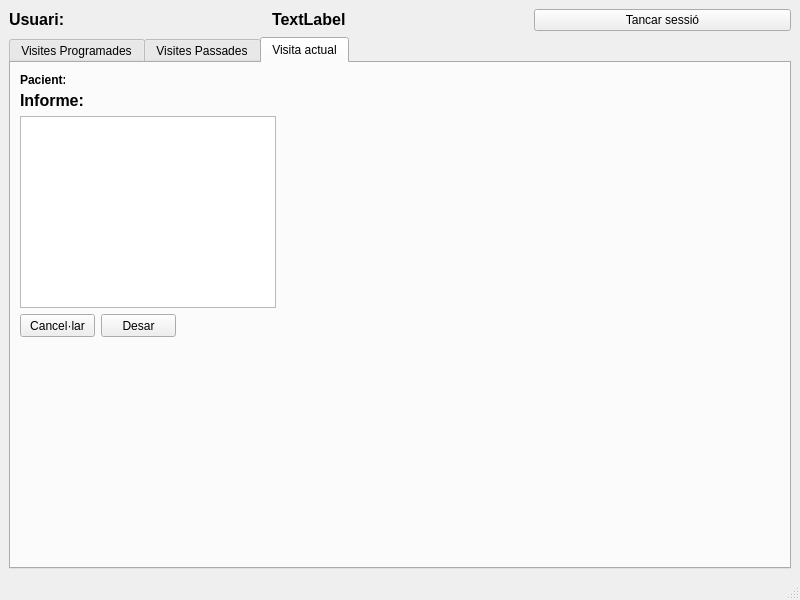
Above: ferrer_carles/metge.ui from cferrermunoz/VisitApp before the change. Below: the same form after it.
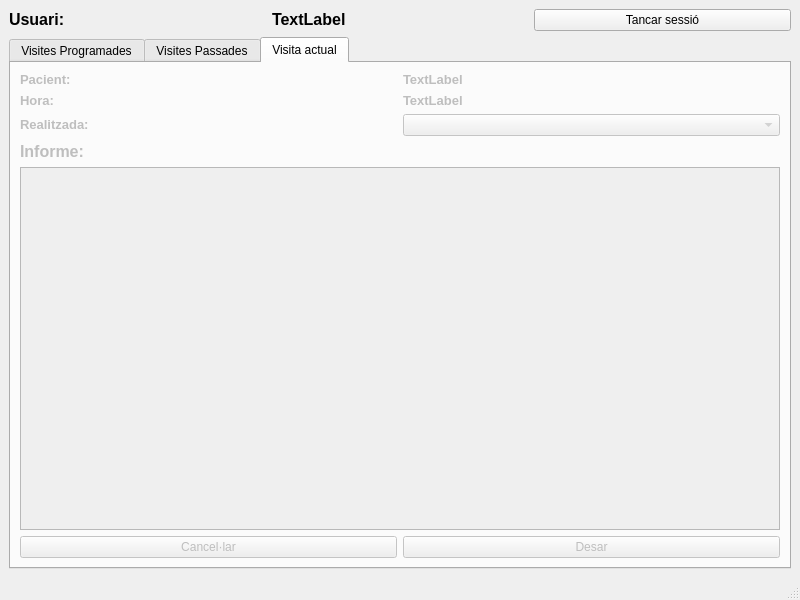
That is the form after the change. The open tabs and pages were chosen to show the change.

Diff of the .ui file:
```diff
--- a/ferrer_carles/metge.ui
+++ b/ferrer_carles/metge.ui
@@ -15,10 +15,31 @@
   </property>
   <widget class="QWidget" name="centralwidget">
    <layout class="QGridLayout" name="gridLayout_2">
+    <item row="0" column="1">
+     <widget class="QLabel" name="txbUser">
+      <property name="text">
+       <string>&lt;html&gt;&lt;head/&gt;&lt;body&gt;&lt;p&gt;&lt;span style=&quot; font-size:12pt; font-weight:600;&quot;&gt;TextLabel&lt;/span&gt;&lt;/p&gt;&lt;/body&gt;&lt;/html&gt;</string>
+      </property>
+     </widget>
+    </item>
+    <item row="0" column="2">
+     <widget class="QPushButton" name="btnTancarSessio">
+      <property name="text">
+       <string>Tancar sessió</string>
+      </property>
+     </widget>
+    </item>
+    <item row="0" column="0">
+     <widget class="QLabel" name="label_5">
+      <property name="text">
+       <string>&lt;html&gt;&lt;head/&gt;&lt;body&gt;&lt;p&gt;&lt;span style=&quot; font-size:12pt; font-weight:600;&quot;&gt;Usuari:&lt;/span&gt;&lt;/p&gt;&lt;/body&gt;&lt;/html&gt;</string>
+      </property>
+     </widget>
+    </item>
     <item row="1" column="0" colspan="3">
      <widget class="QTabWidget" name="tabWidget">
       <property name="currentIndex">
-       <number>2</number>
+       <number>0</number>
       </property>
       <widget class="QWidget" name="tab_1">
        <attribute name="title">
@@ -26,7 +47,11 @@
        </attribute>
        <layout class="QGridLayout" name="gridLayout">
         <item row="1" column="0">
-         <widget class="QTableWidget" name="twVProg"/>
+         <widget class="QTableWidget" name="twVProg">
+          <property name="editTriggers">
+           <set>QAbstractItemView::NoEditTriggers</set>
+          </property>
+         </widget>
         </item>
         <item row="0" column="0">
          <widget class="QLabel" name="label">
@@ -35,6 +60,13 @@
           </property>
          </widget>
         </item>
+        <item row="2" column="0">
+         <widget class="QPushButton" name="btnEdit">
+          <property name="text">
+           <string>Editar visita</string>
+          </property>
+         </widget>
+        </item>
        </layout>
       </widget>
       <widget class="QWidget" name="tab_2">
@@ -46,8 +78,8 @@
          <rect>
           <x>9</x>
           <y>9</y>
-          <width>134</width>
-          <height>19</height>
+          <width>171</width>
+          <height>21</height>
          </rect>
         </property>
         <property name="text">
@@ -58,108 +90,92 @@
         <property name="geometry">
          <rect>
           <x>9</x>
-          <y>34</y>
-          <width>771</width>
-          <height>491</height>
+          <y>44</y>
+          <width>751</width>
+          <height>441</height>
          </rect>
         </property>
+        <property name="editTriggers">
+         <set>QAbstractItemView::NoEditTriggers</set>
+        </property>
        </widget>
       </widget>
       <widget class="QWidget" name="tab_3">
+       <property name="enabled">
+        <bool>false</bool>
+       </property>
        <attribute name="title">
         <string>Visita actual</string>
        </attribute>
-       <widget class="QTextBrowser" name="textBrowser">
-        <property name="geometry">
-         <rect>
-          <x>9</x>
-          <y>53</y>
-          <width>256</width>
-          <height>192</height>
-         </rect>
-        </property>
-        <property name="html">
-         <string>&lt;!DOCTYPE HTML PUBLIC &quot;-//W3C//DTD HTML 4.0//EN&quot; &quot;http://www.w3.org/TR/REC-html40/strict.dtd&quot;&gt;
-&lt;html&gt;&lt;head&gt;&lt;meta name=&quot;qrichtext&quot; content=&quot;1&quot; /&gt;&lt;style type=&quot;text/css&quot;&gt;
-p, li { white-space: pre-wrap; }
-&lt;/style&gt;&lt;/head&gt;&lt;body style=&quot; font-family:'MS Shell Dlg 2'; font-size:8.25pt; font-weight:400; font-style:normal;&quot;&gt;
-&lt;p style=&quot;-qt-paragraph-type:empty; margin-top:0px; margin-bottom:0px; margin-left:0px; margin-right:0px; -qt-block-indent:0; text-indent:0px;&quot;&gt;&lt;br /&gt;&lt;/p&gt;&lt;/body&gt;&lt;/html&gt;</string>
-        </property>
-       </widget>
-       <widget class="QPushButton" name="btnDesar">
-        <property name="geometry">
-         <rect>
-          <x>90</x>
-          <y>251</y>
-          <width>75</width>
-          <height>23</height>
-         </rect>
-        </property>
+       <layout class="QGridLayout" name="gridLayout_3">
+        <item row="0" column="0">
+         <widget class="QLabel" name="label_3">
+          <property name="text">
+           <string>&lt;html&gt;&lt;head/&gt;&lt;body&gt;&lt;p&gt;&lt;span style=&quot; font-size:10pt; font-weight:600;&quot;&gt;Pacient:&lt;/span&gt;&lt;/p&gt;&lt;/body&gt;&lt;/html&gt;</string>
+          </property>
+         </widget>
+        </item>
+        <item row="0" column="1">
+         <widget class="QLabel" name="lblPacient">
+          <property name="text">
+           <string>&lt;html&gt;&lt;head/&gt;&lt;body&gt;&lt;p&gt;&lt;span style=&quot; font-size:10pt; font-weight:600;&quot;&gt;TextLabel&lt;/span&gt;&lt;/p&gt;&lt;/body&gt;&lt;/html&gt;</string>
+          </property>
+         </widget>
+        </item>
+        <item row="1" column="0">
+         <widget class="QLabel" name="label_4">
         <property name="text">
-         <string>Desar</string>
-        </property>
-       </widget>
-       <widget class="QPushButton" name="pushButton_2">
-        <property name="geometry">
-         <rect>
-          <x>9</x>
-          <y>251</y>
-          <width>75</width>
-          <height>23</height>
-         </rect>
-        </property>
+           <string>&lt;html&gt;&lt;head/&gt;&lt;body&gt;&lt;p&gt;&lt;span style=&quot; font-size:10pt; font-weight:600;&quot;&gt;Hora:&lt;/span&gt;&lt;/p&gt;&lt;/body&gt;&lt;/html&gt;</string>
+          </property>
+         </widget>
+        </item>
+        <item row="1" column="1">
+         <widget class="QLabel" name="lblHora">
+          <property name="text">
+           <string>&lt;html&gt;&lt;head/&gt;&lt;body&gt;&lt;p&gt;&lt;span style=&quot; font-size:10pt; font-weight:600;&quot;&gt;TextLabel&lt;/span&gt;&lt;/p&gt;&lt;/body&gt;&lt;/html&gt;</string>
+          </property>
+         </widget>
+        </item>
+        <item row="2" column="0">
+         <widget class="QLabel" name="label_7">
         <property name="text">
-         <string>Cancel·lar</string>
-        </property>
-       </widget>
+           <string>&lt;html&gt;&lt;head/&gt;&lt;body&gt;&lt;p&gt;&lt;span style=&quot; font-size:10pt; font-weight:600;&quot;&gt;Realitzada:&lt;/span&gt;&lt;/p&gt;&lt;/body&gt;&lt;/html&gt;</string>
+          </property>
+         </widget>
+        </item>
+        <item row="2" column="1">
+         <widget class="QComboBox" name="comboBox"/>
+        </item>
+        <item row="3" column="0">
        <widget class="QLabel" name="label_2">
-        <property name="geometry">
-         <rect>
-          <x>9</x>
-          <y>28</y>
-          <width>71</width>
-          <height>19</height>
-         </rect>
-        </property>
         <property name="text">
          <string>&lt;html&gt;&lt;head/&gt;&lt;body&gt;&lt;p&gt;&lt;span style=&quot; font-size:12pt; font-weight:600;&quot;&gt;Informe:&lt;/span&gt;&lt;/p&gt;&lt;/body&gt;&lt;/html&gt;</string>
         </property>
        </widget>
-       <widget class="QLabel" name="label_3">
-        <property name="geometry">
-         <rect>
-          <x>9</x>
-          <y>9</y>
-          <width>45</width>
-          <height>16</height>
-         </rect>
-        </property>
+        </item>
+        <item row="5" column="0">
+         <widget class="QPushButton" name="btnCancel">
         <property name="text">
-         <string>&lt;html&gt;&lt;head/&gt;&lt;body&gt;&lt;p&gt;&lt;span style=&quot; font-weight:600;&quot;&gt;Pacient:&lt;/span&gt;&lt;/p&gt;&lt;/body&gt;&lt;/html&gt;</string>
-        </property>
-       </widget>
-      </widget>
-     </widget>
-    </item>
-    <item row="0" column="1">
-     <widget class="QLabel" name="txbUser">
+           <string>Cancel·lar</string>
+          </property>
+         </widget>
+        </item>
+        <item row="5" column="1">
+         <widget class="QPushButton" name="btnDesar">
       <property name="text">
-       <string>&lt;html&gt;&lt;head/&gt;&lt;body&gt;&lt;p&gt;&lt;span style=&quot; font-size:12pt; font-weight:600;&quot;&gt;TextLabel&lt;/span&gt;&lt;/p&gt;&lt;/body&gt;&lt;/html&gt;</string>
+           <string>Desar</string>
       </property>
      </widget>
     </item>
-    <item row="0" column="0">
-     <widget class="QLabel" name="label_5">
-      <property name="text">
-       <string>&lt;html&gt;&lt;head/&gt;&lt;body&gt;&lt;p&gt;&lt;span style=&quot; font-size:12pt; font-weight:600;&quot;&gt;Usuari:&lt;/span&gt;&lt;/p&gt;&lt;/body&gt;&lt;/html&gt;</string>
+        <item row="4" column="0" colspan="2">
+         <widget class="QPlainTextEdit" name="plainTextEdit">
+          <property name="plainText">
+           <string/>
       </property>
      </widget>
     </item>
-    <item row="0" column="2">
-     <widget class="QPushButton" name="btnTancarSessio">
-      <property name="text">
-       <string>Tancar sessió</string>
-      </property>
+       </layout>
+      </widget>
      </widget>
     </item>
    </layout>
```
Lines whose indentation alone changed are shown as unchanged.
